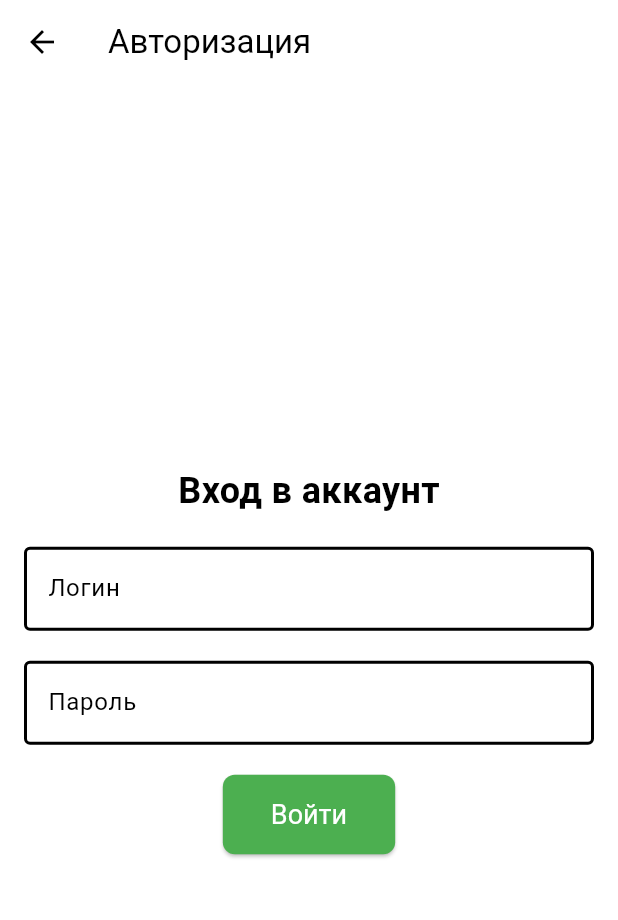
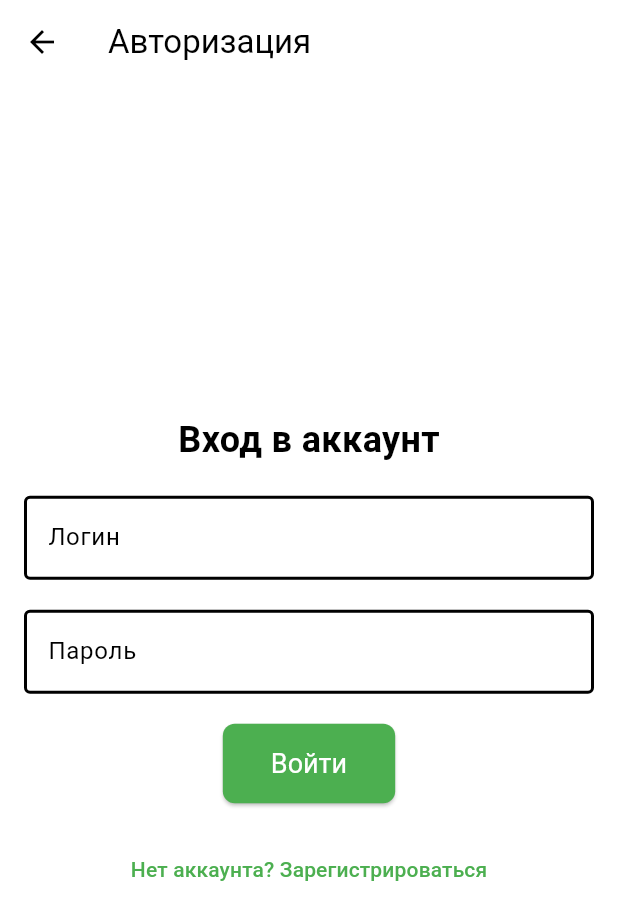
Before and after one commit to knowmaker/smart_greenhouse_app, a Flutter app: the screen it shows after launch, after a tap on the "account circle" icon, on a phone screen of 412 x 824 dp. Shown: the top 920 px of the screen. Run offline on Flutter 3.47's test engine with Material 3 defaults, Android fonts, the light colour scheme and no system bars; network calls fail.

Commit message:
added reg form

```diff
--- a/lib/login_screen.dart
+++ b/lib/login_screen.dart
@@ -8,10 +8,15 @@ class LoginScreen extends StatefulWidget {
 class LoginScreenState extends State<LoginScreen> {
   final TextEditingController _usernameController = TextEditingController();
   final TextEditingController _passwordController = TextEditingController();
+  final TextEditingController _firstNameController = TextEditingController();
+  final TextEditingController _lastNameController = TextEditingController();
+  final TextEditingController _phoneNumberController = TextEditingController();
 
   bool _isLoading = false;
+  bool _isRegistering = false;  // Флаг для переключения между входом и регистрацией
 
-  Future<void> _login() async {
+  // Пример отправки запроса
+  Future<void> _submit() async {
     setState(() {
       _isLoading = true;
     });
@@ -19,7 +24,8 @@ class LoginScreenState extends State<LoginScreen> {
     // Имитация запроса на сервер
     await Future.delayed(Duration(seconds: 2));
 
-    // Пример простой проверки логина/пароля
+    if (!_isRegistering) {
+      // Логика для авторизации (GET запрос для входа)
       if (_usernameController.text == 'admin' && _passwordController.text == '1234') {
         if (mounted) {
           ScaffoldMessenger.of(context).showSnackBar(
@@ -34,6 +40,27 @@ class LoginScreenState extends State<LoginScreen> {
           );
         }
       }
+    } else {
+      // Логика для регистрации (GET запрос для регистрации)
+      if (_firstNameController.text.isNotEmpty &&
+          _lastNameController.text.isNotEmpty &&
+          _phoneNumberController.text.isNotEmpty &&
+          _usernameController.text.isNotEmpty &&
+          _passwordController.text.isNotEmpty) {
+        if (mounted) {
+          ScaffoldMessenger.of(context).showSnackBar(
+            SnackBar(content: Text('Регистрация успешна!')),
+          );
+          Navigator.pop(context); // Возвращаемся назад после успешной регистрации
+        }
+      } else {
+        if (mounted) {
+          ScaffoldMessenger.of(context).showSnackBar(
+            SnackBar(content: Text('Пожалуйста, заполните все поля')),
+          );
+        }
+      }
+    }
 
     setState(() {
       _isLoading = false;
@@ -44,7 +71,7 @@ class LoginScreenState extends State<LoginScreen> {
   Widget build(BuildContext context) {
     return Scaffold(
       appBar: AppBar(
-        title: Text('Авторизация'),
+        title: Text(_isRegistering ? 'Регистрация' : 'Авторизация'),
       ),
       body: Padding(
         padding: const EdgeInsets.all(16.0),
@@ -52,20 +79,66 @@ class LoginScreenState extends State<LoginScreen> {
           mainAxisAlignment: MainAxisAlignment.center,
           children: [
             Text(
-              'Вход в аккаунт',
+              _isRegistering ? 'Регистрация' : 'Вход в аккаунт',
               style: TextStyle(fontSize: 24, fontWeight: FontWeight.bold),
             ),
             SizedBox(height: 20),
+            if (_isRegistering) ...[
+              // Поля для регистрации
+              TextField(
+                controller: _firstNameController,
+                decoration: InputDecoration(
+                  labelText: 'Имя',
+                  border: OutlineInputBorder(),
+                  enabledBorder: OutlineInputBorder(
+                    borderSide: BorderSide(color: Colors.black, width: 2.0),
+                  ),
+                  focusedBorder: OutlineInputBorder(
+                    borderSide: BorderSide(color: Colors.green, width: 2.0),
+                  ),
+                ),
+              ),
+              SizedBox(height: 20),
+              TextField(
+                controller: _lastNameController,
+                decoration: InputDecoration(
+                  labelText: 'Фамилия',
+                  border: OutlineInputBorder(),
+                  enabledBorder: OutlineInputBorder(
+                    borderSide: BorderSide(color: Colors.black, width: 2.0),
+                  ),
+                  focusedBorder: OutlineInputBorder(
+                    borderSide: BorderSide(color: Colors.green, width: 2.0),
+                  ),
+                ),
+              ),
+              SizedBox(height: 20),
+              TextField(
+                controller: _phoneNumberController,
+                decoration: InputDecoration(
+                  labelText: 'Номер телефона',
+                  border: OutlineInputBorder(),
+                  enabledBorder: OutlineInputBorder(
+                    borderSide: BorderSide(color: Colors.black, width: 2.0),
+                  ),
+                  focusedBorder: OutlineInputBorder(
+                    borderSide: BorderSide(color: Colors.green, width: 2.0),
+                  ),
+                ),
+              ),
+              SizedBox(height: 20),
+            ],
+            // Поля для логина и пароля (добавляем для регистрации тоже)
             TextField(
               controller: _usernameController,
               decoration: InputDecoration(
                 labelText: 'Логин',
                 border: OutlineInputBorder(),
                 enabledBorder: OutlineInputBorder(
-                  borderSide: BorderSide(color: Colors.black, width: 2.0), // цвет рамки, когда поле не в фокусе
+                  borderSide: BorderSide(color: Colors.black, width: 2.0),
                 ),
                 focusedBorder: OutlineInputBorder(
-                  borderSide: BorderSide(color: Colors.green, width: 2.0), // цвет рамки при фокусе
+                  borderSide: BorderSide(color: Colors.green, width: 2.0),
                 ),
               ),
             ),
@@ -76,10 +149,10 @@ class LoginScreenState extends State<LoginScreen> {
                 labelText: 'Пароль',
                 border: OutlineInputBorder(),
                 enabledBorder: OutlineInputBorder(
-                  borderSide: BorderSide(color: Colors.black, width: 2.0), // цвет рамки, когда поле не в фокусе
+                  borderSide: BorderSide(color: Colors.black, width: 2.0),
                 ),
                 focusedBorder: OutlineInputBorder(
-                  borderSide: BorderSide(color: Colors.green, width: 2.0), // цвет рамки при фокусе
+                  borderSide: BorderSide(color: Colors.green, width: 2.0),
                 ),
               ),
               obscureText: true,
@@ -88,16 +161,29 @@ class LoginScreenState extends State<LoginScreen> {
             _isLoading
                 ? CircularProgressIndicator()
                 : ElevatedButton(
-                    onPressed: _login,
+                    onPressed: _submit,
                     style: ElevatedButton.styleFrom(
-                      foregroundColor: Colors.white, backgroundColor: Colors.green, // цвет текста
+                      foregroundColor: Colors.white,
+                      backgroundColor: Colors.green,
                       padding: EdgeInsets.symmetric(vertical: 16.0, horizontal: 32.0),
                       textStyle: TextStyle(fontSize: 18),
                       shape: RoundedRectangleBorder(
                         borderRadius: BorderRadius.circular(8.0),
                       ),
                     ),
-                    child: Text('Войти'),
+                    child: Text(_isRegistering ? 'Зарегистрироваться' : 'Войти'),
+                  ),
+            SizedBox(height: 20),
+            TextButton(
+              onPressed: () {
+                setState(() {
+                  _isRegistering = !_isRegistering; // Переключаем между входом и регистрацией
+                });
+              },
+              child: Text(
+                _isRegistering ? 'Уже есть аккаунт? Войти' : 'Нет аккаунта? Зарегистрироваться',
+                style: TextStyle(color: Colors.green),
+              ),
             ),
           ],
         ),
```
Lines whose indentation alone changed are shown as unchanged.
